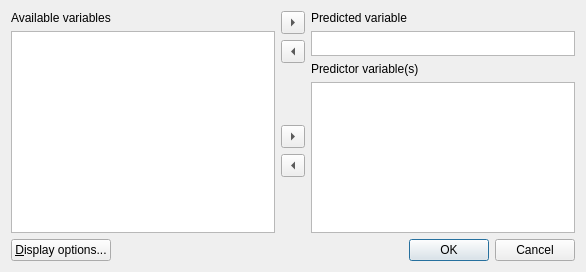
First picture: the form in cogstat/ui/regression.ui, repository cogstat/cogstat, before the edit.
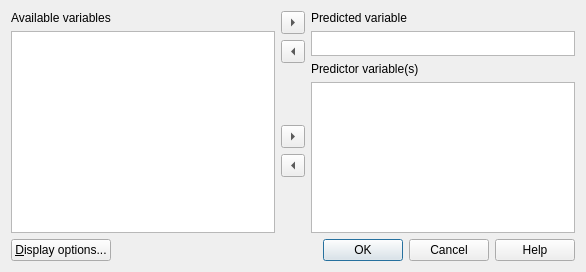
Second picture: the form after the edit.

Commit message: Add Help buttons to dialogs

Patch:
```diff
--- a/cogstat/ui/regression.ui
+++ b/cogstat/ui/regression.ui
@@ -65,11 +65,17 @@
        <property name="enabled">
         <bool>true</bool>
        </property>
+       <property name="sizePolicy">
+        <sizepolicy hsizetype="Fixed" vsizetype="Fixed">
+         <horstretch>0</horstretch>
+         <verstretch>0</verstretch>
+        </sizepolicy>
+       </property>
        <property name="orientation">
         <enum>Qt::Horizontal</enum>
        </property>
        <property name="standardButtons">
-        <set>QDialogButtonBox::Cancel|QDialogButtonBox::Ok</set>
+        <set>QDialogButtonBox::Cancel|QDialogButtonBox::Help|QDialogButtonBox::Ok</set>
        </property>
        <property name="centerButtons">
         <bool>false</bool>
```
The commit also changes 40 other files.
